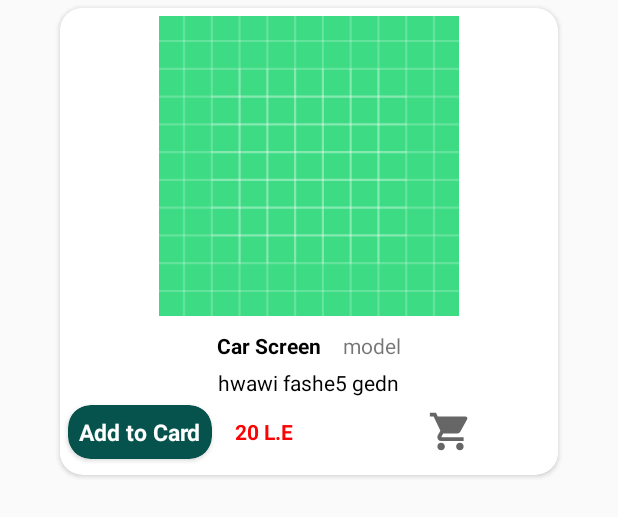
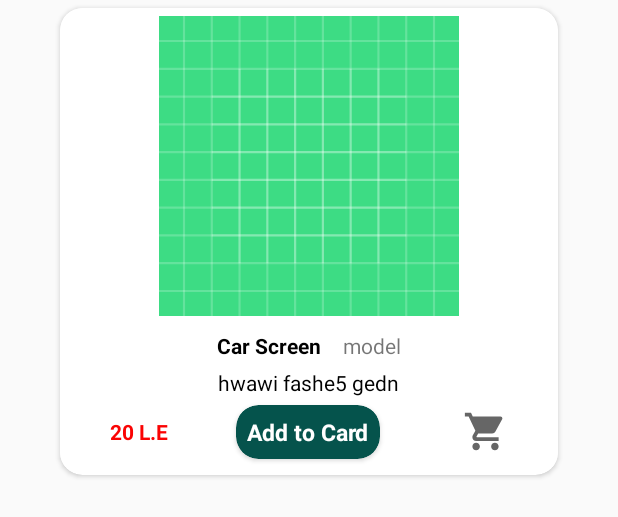
Before and after one commit to MichealMoris/Connect-Guard, an Android app: the layout item_post.xml on its own in the app's theme, with its tools: preview values and no code run, on a phone screen of 412 x 824 dp. Shown: the top 517 px of the screen. Run offline under Robolectric (Android 15) with nearby library versions, the phone set to English and light mode, and no system bars.

Commit message:
gehad 13 release

```diff
--- a/app/src/main/java/com/genius/connectguard/AdminFragment.java
+++ b/app/src/main/java/com/genius/connectguard/AdminFragment.java
@@ -16,7 +16,6 @@ import com.genius.constants.constants;
 public class AdminFragment extends Fragment {
 
     RelativeLayout addProduct , request;
-    FrameLayout adminVisablty;
     @Override
     public View onCreateView(LayoutInflater inflater, ViewGroup container,
                              Bundle savedInstanceState) {
@@ -26,7 +25,6 @@ public class AdminFragment extends Fragment {
 
         request = (RelativeLayout)rootView.findViewById(R.id.bt_request);
         addProduct = (RelativeLayout)rootView.findViewById(R.id.bt_add);
-        adminVisablty = (FrameLayout)rootView.findViewById(R.id.admin_visable);
 
 
 
--- a/app/src/main/java/com/genius/connectguard/CartFragment.java
+++ b/app/src/main/java/com/genius/connectguard/CartFragment.java
@@ -217,9 +217,8 @@ public class CartFragment extends Fragment {
                 for (DataSnapshot child : snapshot.getChildren()){
 
 
-                    if (!CartModel.getuId().equals(constants.getUId(requireActivity())))
 
-                        cartList.add(new CartModel(child.child("product_image").getValue().toString(),child.child("key").getValue().toString(), child.child("product_name").getValue().toString(), child.child("product_catgory").getValue().toString(), Integer.parseInt(child.child("product_amount").getValue().toString())));
+                        cartList.add(new CartModel(child.child("product_image").getValue().toString(), child.child("product_name").getValue().toString(), child.child("product_catgory").getValue().toString(), Integer.parseInt(child.child("product_amount").getValue().toString())));
 
                 }
                 cart_recyclerView = view.findViewById(R.id.cart_items);
--- a/app/src/main/java/com/genius/connectguard/SignUpFragment.java
+++ b/app/src/main/java/com/genius/connectguard/SignUpFragment.java
@@ -45,7 +45,6 @@ public class SignUpFragment extends Fragment {
     private EditText carModel;
     private Spinner userRegisterChooseLang;
     private CircleImageView circleImageView;
-    private Spinner userRegisterChooseLang;
     private Uri userImage;
     private Button registerBtn;
 
--- a/app/src/main/res/layout/item_post.xml
+++ b/app/src/main/res/layout/item_post.xml
@@ -74,12 +74,28 @@
 
 
     <LinearLayout
-        android:layout_width="match_parent"
+        android:layout_width="wrap_content"
         android:layout_height="wrap_content"
         android:orientation="horizontal">
 
+
+        <TextView
+            android:id="@+id/post_price"
+            android:layout_width="wrap_content"
+            android:layout_height="wrap_content"
+            android:text="20 L.E"
+            android:maxLines="3"
+            android:layout_marginRight="40dp"
+            android:layout_marginLeft="10dp"
+            android:layout_gravity="center_vertical"
+            android:textColor="#FA0303"
+            android:textStyle="bold"
+            android:ellipsize="end"
+
+            />
+
         <androidx.cardview.widget.CardView
-        android:id="@+id/card"
+            android:id="@+id/add_to_cart"
             android:layout_width="wrap_content"
             android:layout_height="wrap_content"
             app:cardCornerRadius="15dp"
@@ -102,27 +118,13 @@
                 />
         </androidx.cardview.widget.CardView>
 
-        <TextView
-            android:id="@+id/post_price"
-            android:layout_width="wrap_content"
-            android:layout_height="wrap_content"
-            android:text="20 L.E"
-            android:maxLines="3"
-            android:layout_marginRight="10dp"
-            android:layout_marginLeft="10dp"
-            android:layout_gravity="center_vertical"
-            android:textColor="#FA0303"
-            android:textStyle="bold"
-            android:ellipsize="end"
-
-            />
 
 
         <ImageView
             android:layout_width="50dp"
             android:layout_height="30dp"
             android:src="@drawable/ic_baseline_shopping_cart_24"
-            android:layout_marginLeft="70dp"
+            android:layout_marginLeft="40dp"
             android:layout_gravity="center"/>
 
     </LinearLayout>
```
Also changed, not shown: app/src/main/java/com/genius/models/CartModel.java (+1 -12 lines). Lines whose indentation alone changed are shown as unchanged.
